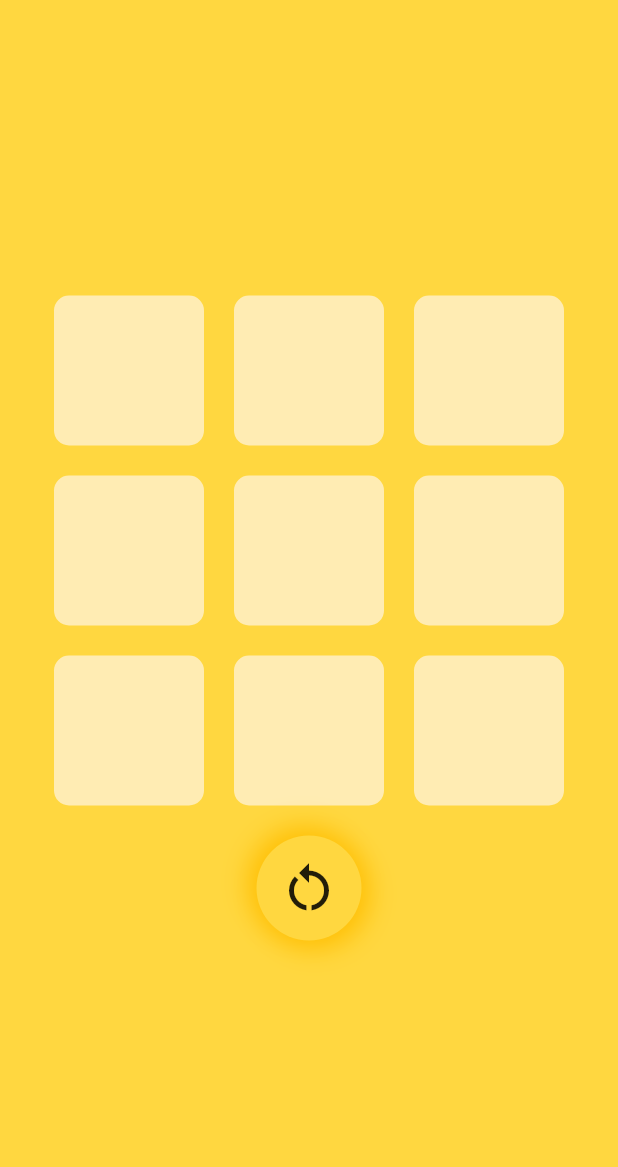
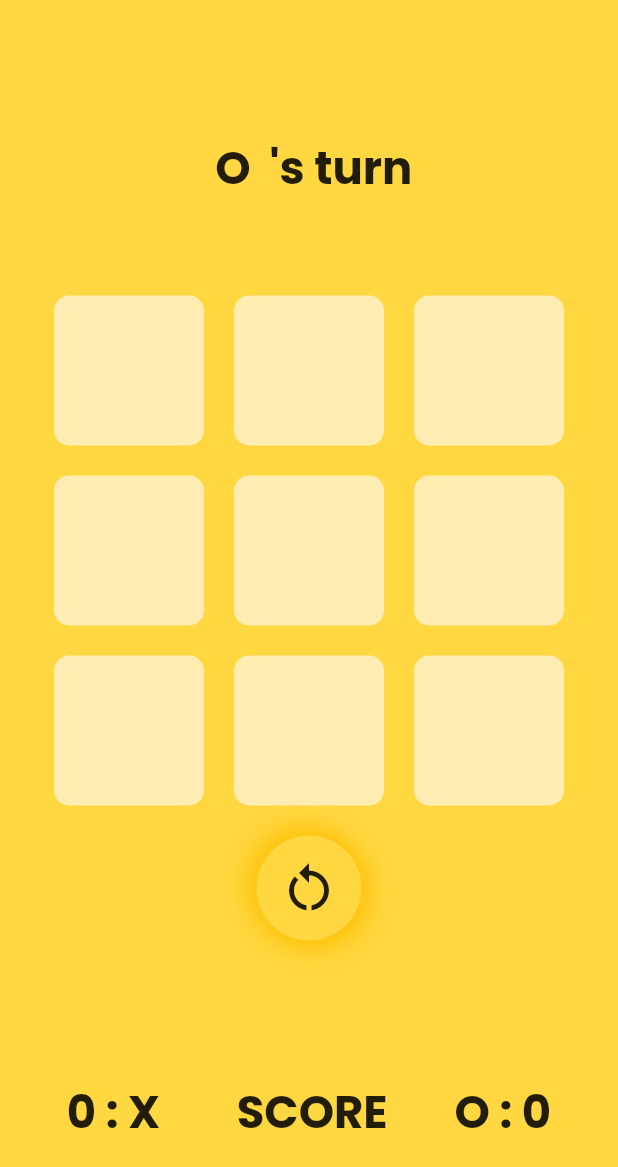
Before and after one commit to jeganz/tiktaktoe, a Flutter app: the screen it shows after launch, on a phone screen of 412 x 824 dp. Shown: the top 1167 px of the screen. Run offline on Flutter 3.47's test engine with Material 2 defaults, Android fonts, the phone set to English and light mode, and no system bars; our stand-ins replace google_fonts, lottie.

Commit message:
score and turn added

```diff
--- a/lib/game.dart
+++ b/lib/game.dart
@@ -13,7 +13,7 @@ class gamescreen extends StatefulWidget {
   State<gamescreen> createState() => _gamescreenState();
 }
 
-String s = '   ',
+String s = ' X ',
     s1 = '   ',
     s2 = '   ',
     s3 = '   ',
@@ -22,7 +22,9 @@ String s = '   ',
     s6 = '   ',
     s7 = '   ',
     s8 = '   ',
-    s9 = '   ';
+    s9 = '   ',
+    a = ' O ',
+    r = '';
 bool b1 = false,
     b2 = false,
     b3 = false,
@@ -41,6 +43,29 @@ class _gamescreenState extends State<gamescreen> {
       backgroundColor: Colors.amberAccent,
       body: SafeArea(
         child: Center(
+          child: Column(
+            children: [
+              Expanded(
+                child: Container(
+                  child: Center(
+                    child: Column(
+                      mainAxisAlignment: MainAxisAlignment.end,
+                      children: [
+                        Text(
+                          "$a 's turn",
+                          style: st,
+                        ),
+                        Text(
+                          r,
+                          style: GoogleFonts.poppins(fontSize: 20),
+                        )
+                      ],
+                    ),
+                  ),
+                ),
+              ),
+              Expanded(
+                flex: 3,
                 child: Column(
                   mainAxisAlignment: MainAxisAlignment.center,
                   children: [
@@ -362,12 +387,39 @@ class _gamescreenState extends State<gamescreen> {
                   ],
                 ),
               ),
+              Expanded(
+                child: Container(
+                  child: Center(
+                    child: Row(
+                      mainAxisAlignment: MainAxisAlignment.spaceEvenly,
+                      children: [
+                        Text('$x : X ', style: st),
+                        Text('SCORE', style: st),
+                        Text('O : $o', style: st)
+                      ],
+                    ),
+                  ),
+                ),
+              ),
+            ],
+          ),
+        ),
       ),
     );
   }
 }
 
+final st = GoogleFonts.poppins(
+  fontSize: 30,
+  fontWeight: FontWeight.bold,
+);
+int x = 0, o = 0;
 wincheck(BuildContext context) {
+  if (s != ' X ') {
+    a = ' X ';
+  } else {
+    a = ' O ';
+  }
   if (s1 != '   ' && s1 == s2 && s2 == s3) {
     callalert(context, s3);
   }
@@ -411,9 +463,15 @@ void disablebutton() {
 void reset() {
   s1 = s2 = s3 = s4 = s5 = s6 = s7 = s8 = s9 = '   ';
   b1 = b2 = b3 = b4 = b5 = b6 = b7 = b8 = b9 = false;
+  r = '';
 }
 
 void callalert(BuildContext context, String st) {
+  if (st == ' X ') {
+    x++;
+  } else {
+    o++;
+  }
   showDialog(
       context: context,
       builder: ((context) {
@@ -427,5 +485,6 @@ void callalert(BuildContext context, String st) {
           ),
         );
       }));
+  r = 'Press restart to play again';
   disablebutton();
 }
```
Lines whose indentation alone changed are shown as unchanged.
